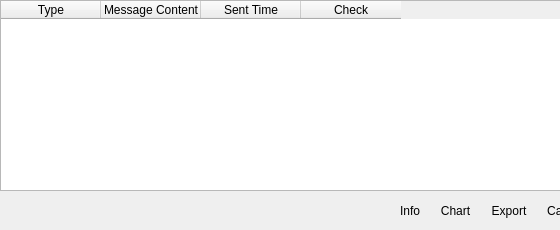
The window that tafor/ui/qt/main_table.ui (up1and/tafor) describes before a commit, drawn with Qt 5; both pictures show x 0 to 560 and y 0 to 230 of the 850 by 230 pixel window.
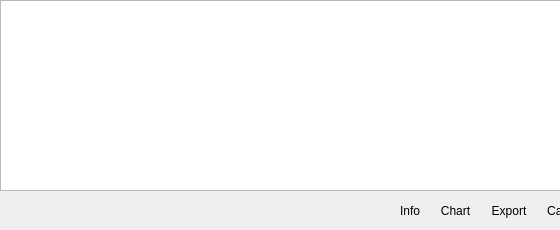
The same window after the commit.

Commit message: refactor: render data tables with QTableView and a role-based model

```diff
--- a/tafor/ui/qt/main_table.ui
+++ b/tafor/ui/qt/main_table.ui
@@ -30,7 +30,7 @@
     <number>0</number>
    </property>
    <item>
-    <widget class="QTableWidget" name="table">
+    <widget class="QTableView" name="table">
      <property name="minimumSize">
       <size>
        <width>850</width>
@@ -49,26 +49,6 @@
      <attribute name="verticalHeaderVisible">
       <bool>false</bool>
      </attribute>
-     <column>
-      <property name="text">
-       <string>Type</string>
-      </property>
-     </column>
-     <column>
-      <property name="text">
-       <string>Message Content</string>
-      </property>
-     </column>
-     <column>
-      <property name="text">
-       <string>Sent Time</string>
-      </property>
-     </column>
-     <column>
-      <property name="text">
-       <string>Check</string>
-      </property>
-     </column>
     </widget>
    </item>
    <item>
```
The commit also changes 4 other files.
